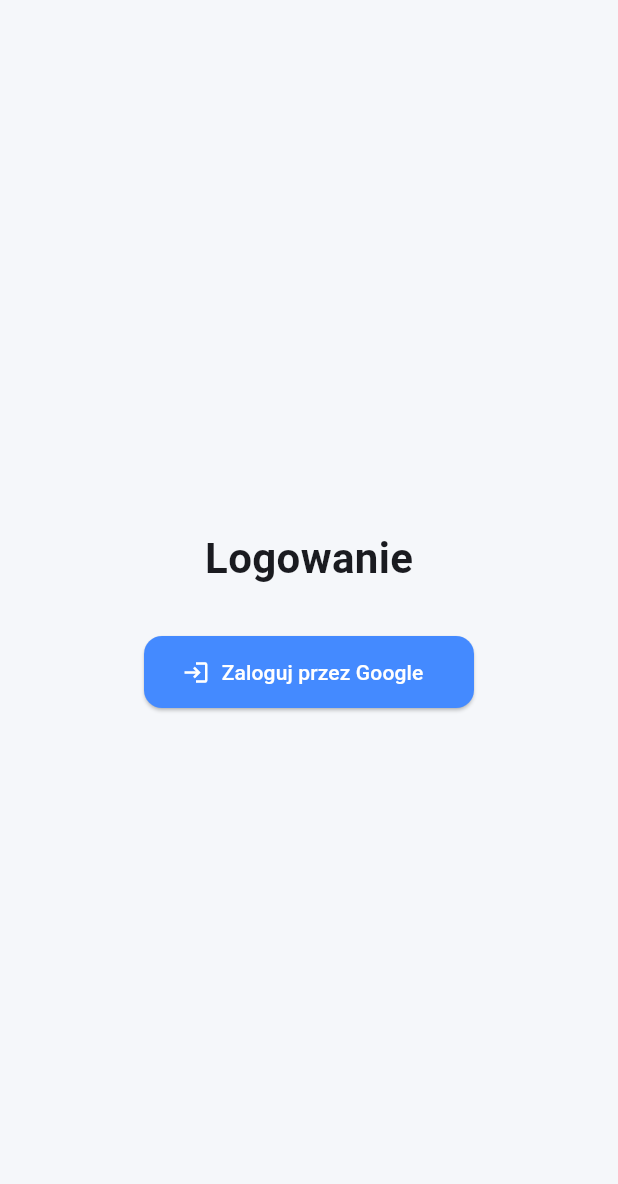
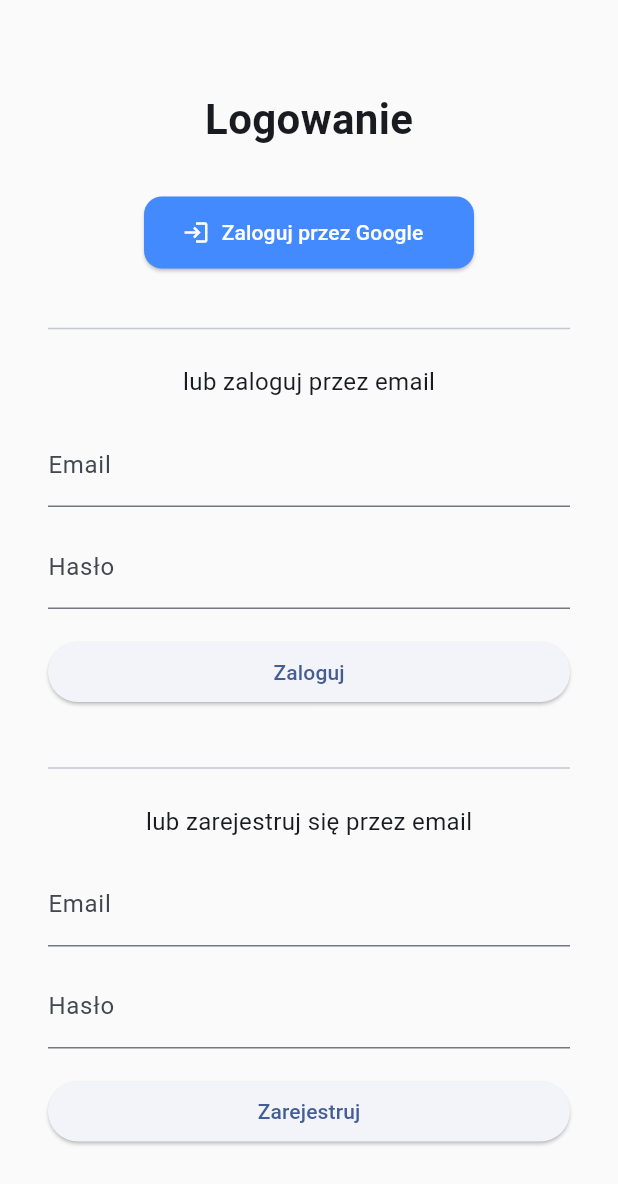
Before and after one commit to bardan78/mydog24crm-flutter, a Flutter app: the screen it shows after launch, on a phone screen of 412 x 824 dp. Shown: the top 1184 px of the screen. Run offline on Flutter 3.47's test engine with Material 3 defaults, Android fonts, the phone set to English and light mode, and no system bars; our stand-ins replace firebase_auth, firebase_core, google_sign_in; accounts and stored records are empty; generated files the repository leaves out were written again.

Commit message:
opcja logowania haslem

```diff
--- /dev/null
+++ b/lib/auth/email_login_form.dart
@@ -0,0 +1,60 @@
+import 'package:flutter/material.dart';
+import 'package:firebase_auth/firebase_auth.dart';
+
+class EmailLoginForm extends StatefulWidget {
+  const EmailLoginForm({super.key});
+
+  @override
+  State<EmailLoginForm> createState() => _EmailLoginFormState();
+}
+
+class _EmailLoginFormState extends State<EmailLoginForm> {
+  final _emailController = TextEditingController();
+  final _passwordController = TextEditingController();
+  bool _loading = false;
+  String? _error;
+
+  Future<void> _login() async {
+    setState(() { _loading = true; _error = null; });
+    try {
+      await FirebaseAuth.instance.signInWithEmailAndPassword(
+        email: _emailController.text.trim(),
+        password: _passwordController.text.trim(),
+      );
+      // StreamBuilder w main.dart przełączy widok po zalogowaniu
+    } catch (e) {
+      setState(() { _error = e.toString(); });
+    } finally {
+      setState(() { _loading = false; });
+    }
+  }
+
+  @override
+  Widget build(BuildContext context) {
+    return Column(
+      crossAxisAlignment: CrossAxisAlignment.stretch,
+      children: [
+        TextField(
+          controller: _emailController,
+          decoration: const InputDecoration(labelText: 'Email'),
+          keyboardType: TextInputType.emailAddress,
+        ),
+        const SizedBox(height: 12),
+        TextField(
+          controller: _passwordController,
+          decoration: const InputDecoration(labelText: 'Hasło'),
+          obscureText: true,
+        ),
+        const SizedBox(height: 18),
+        ElevatedButton(
+          onPressed: _loading ? null : _login,
+          child: _loading ? const CircularProgressIndicator() : const Text('Zaloguj'),
+        ),
+        if (_error != null) ...[
+          const SizedBox(height: 12),
+          Text(_error!, style: const TextStyle(color: Colors.red)),
+        ],
+      ],
+    );
+  }
+}
--- /dev/null
+++ b/lib/auth/email_register_form.dart
@@ -0,0 +1,60 @@
+import 'package:flutter/material.dart';
+import 'package:firebase_auth/firebase_auth.dart';
+
+class EmailRegisterForm extends StatefulWidget {
+  const EmailRegisterForm({super.key});
+
+  @override
+  State<EmailRegisterForm> createState() => _EmailRegisterFormState();
+}
+
+class _EmailRegisterFormState extends State<EmailRegisterForm> {
+  final _emailController = TextEditingController();
+  final _passwordController = TextEditingController();
+  bool _loading = false;
+  String? _error;
+
+  Future<void> _register() async {
+    setState(() { _loading = true; _error = null; });
+    try {
+      await FirebaseAuth.instance.createUserWithEmailAndPassword(
+        email: _emailController.text.trim(),
+        password: _passwordController.text.trim(),
+      );
+      // StreamBuilder w main.dart przełączy widok po rejestracji
+    } catch (e) {
+      setState(() { _error = e.toString(); });
+    } finally {
+      setState(() { _loading = false; });
+    }
+  }
+
+  @override
+  Widget build(BuildContext context) {
+    return Column(
+      crossAxisAlignment: CrossAxisAlignment.stretch,
+      children: [
+        TextField(
+          controller: _emailController,
+          decoration: const InputDecoration(labelText: 'Email'),
+          keyboardType: TextInputType.emailAddress,
+        ),
+        const SizedBox(height: 12),
+        TextField(
+          controller: _passwordController,
+          decoration: const InputDecoration(labelText: 'Hasło'),
+          obscureText: true,
+        ),
+        const SizedBox(height: 18),
+        ElevatedButton(
+          onPressed: _loading ? null : _register,
+          child: _loading ? const CircularProgressIndicator() : const Text('Zarejestruj'),
+        ),
+        if (_error != null) ...[
+          const SizedBox(height: 12),
+          Text(_error!, style: const TextStyle(color: Colors.red)),
+        ],
+      ],
+    );
+  }
+}
--- a/lib/auth/login_page.dart
+++ b/lib/auth/login_page.dart
@@ -2,6 +2,8 @@
 import 'package:google_sign_in/google_sign_in.dart';
 import 'package:firebase_auth/firebase_auth.dart';
 import 'package:flutter/foundation.dart' show kIsWeb;
+import 'email_login_form.dart';
+import 'email_register_form.dart';
 
 class LoginPage extends StatefulWidget {
   const LoginPage({super.key});
@@ -47,10 +49,11 @@
   @override
   Widget build(BuildContext context) {
     return Scaffold(
-      backgroundColor: const Color(0xFFF5F7FA),
+      backgroundColor: const Color(0xFFFAFAFA),
       body: Center(
         child: Padding(
           padding: const EdgeInsets.all(32.0),
+          child: SingleChildScrollView(
             child: Column(
               mainAxisSize: MainAxisSize.min,
               children: [
@@ -67,15 +70,20 @@
                   ),
                   onPressed: _loading ? null : _signInWithGoogle,
                 ),
-              if (_loading) ...[
-                const SizedBox(height: 24),
-                const CircularProgressIndicator(),
+                const SizedBox(height: 32),
+                const Divider(),
+                const SizedBox(height: 16),
+                const Text('lub zaloguj przez email', style: TextStyle(fontSize: 16)),
+                const SizedBox(height: 16),
+                const EmailLoginForm(),
+                const SizedBox(height: 32),
+                const Divider(),
+                const SizedBox(height: 16),
+                const Text('lub zarejestruj się przez email', style: TextStyle(fontSize: 16)),
+                const SizedBox(height: 16),
+                const EmailRegisterForm(),
               ],
-              if (_error != null) ...[
-                const SizedBox(height: 24),
-                Text(_error!, style: const TextStyle(color: Colors.red)),
-              ],
-            ],
+            ),
           ),
         ),
       ),
--- a/lib/search/search_page.dart
+++ b/lib/search/search_page.dart
@@ -27,7 +27,7 @@
   @override
   Widget build(BuildContext context) {
     return Container(
-      color: const Color.fromARGB(255, 79, 129, 205),
+      color: const Color(0xFFFAFAFA),
       child: SingleChildScrollView(
         child: Padding(
           padding: const EdgeInsets.symmetric(horizontal: 8, vertical: 8),
```
Also changed, not shown: lib/main.dart (+23 -5 lines), 1 other file. Lines whose indentation alone changed are shown as unchanged.
